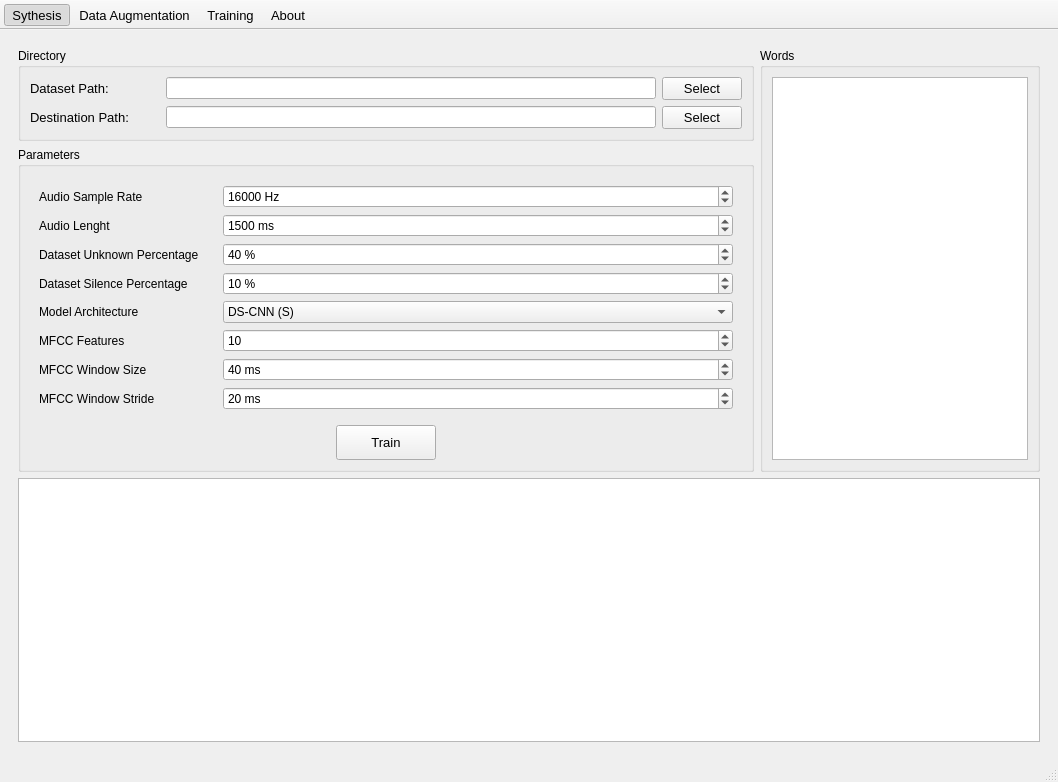
Old version of the form ui/qtDesigner/mainWindow.ui in the repository DennisSentler/kwsCoach.
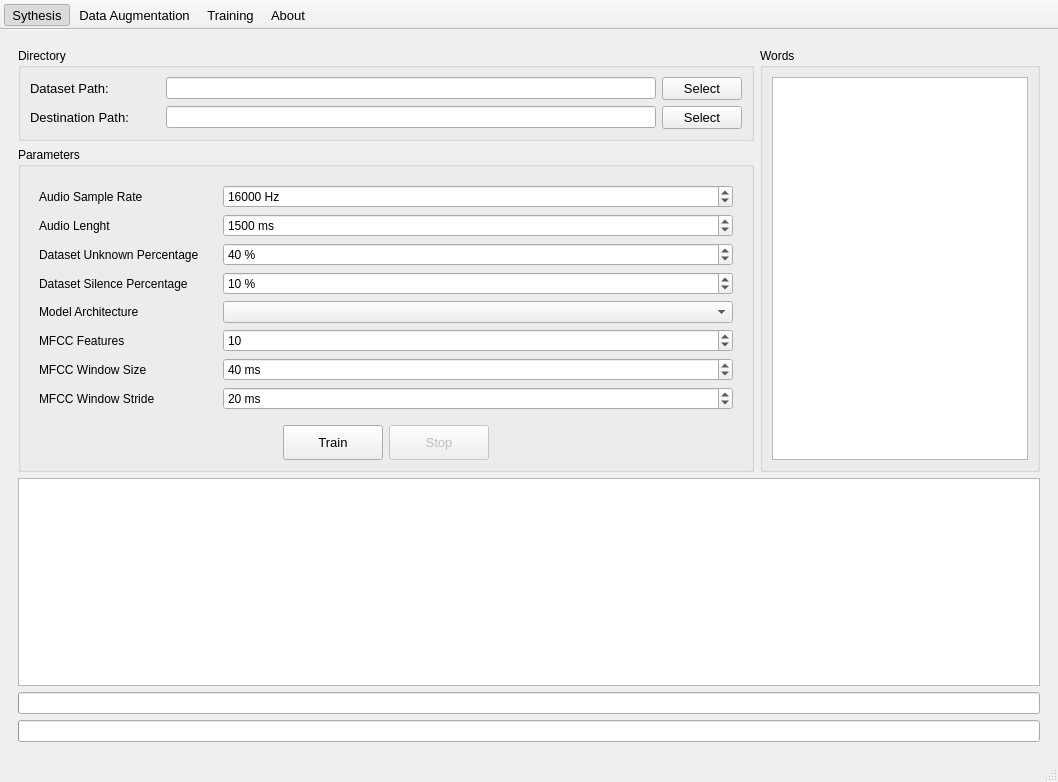
New version of the form. Icons and pictures are not drawn.

Patch:
```diff
--- a/ui/qtDesigner/mainWindow.ui
+++ b/ui/qtDesigner/mainWindow.ui
@@ -1642,8 +1642,8 @@
           <property name="checkable">
            <bool>false</bool>
           </property>
-          <layout class="QGridLayout" name="gridLayout_15">
-           <item row="0" column="0">
+          <layout class="QVBoxLayout" name="verticalLayout_12">
+           <item>
             <layout class="QFormLayout" name="formLayout_2">
              <item row="0" column="0">
               <widget class="QFrame" name="frame_5">
@@ -1848,21 +1848,6 @@
                     <height>0</height>
                    </size>
                   </property>
-                  <item>
-                   <property name="text">
-                    <string>DS-CNN (S)</string>
-                   </property>
-                  </item>
-                  <item>
-                   <property name="text">
-                    <string>DS-CNN (M)</string>
-                   </property>
-                  </item>
-                  <item>
-                   <property name="text">
-                    <string>DS-CNN (L)</string>
-                   </property>
-                  </item>
                  </widget>
                 </item>
                 <item>
@@ -1927,8 +1912,8 @@
              </item>
             </layout>
            </item>
-           <item row="1" column="0">
-            <layout class="QHBoxLayout" name="horizontalLayout_15">
+           <item>
+            <layout class="QHBoxLayout" name="horizontalLayout_4">
              <item>
               <spacer name="horizontalSpacer_6">
                <property name="orientation">
@@ -1973,6 +1958,37 @@
                </property>
               </widget>
              </item>
+             <item>
+              <widget class="QPushButton" name="stop_training_button">
+               <property name="enabled">
+                <bool>false</bool>
+               </property>
+               <property name="minimumSize">
+                <size>
+                 <width>100</width>
+                 <height>35</height>
+                </size>
+               </property>
+               <property name="font">
+                <font>
+                 <pointsize>10</pointsize>
+                </font>
+               </property>
+               <property name="text">
+                <string>Stop</string>
+               </property>
+               <property name="icon">
+                <iconset resource="resources/ui.resources.qrc">
+                 <normaloff>:/icons8/icons8/cancel_30px_white.png</normaloff>:/icons8/icons8/cancel_30px_white.png</iconset>
+               </property>
+               <property name="iconSize">
+                <size>
+                 <width>20</width>
+                 <height>20</height>
+                </size>
+               </property>
+              </widget>
+             </item>
              <item>
               <spacer name="horizontalSpacer_7">
                <property name="orientation">
@@ -1994,13 +2010,33 @@
           </layout>
          </widget>
         </item>
-        <item row="2" column="0" colspan="2">
+        <item row="4" column="0" colspan="2">
          <widget class="QPlainTextEdit" name="training_log_textedit">
           <property name="readOnly">
            <bool>true</bool>
           </property>
          </widget>
         </item>
+        <item row="5" column="0" colspan="2">
+         <widget class="QProgressBar" name="progressBar_steps">
+          <property name="value">
+           <number>0</number>
+          </property>
+          <property name="format">
+           <string/>
+          </property>
+         </widget>
+        </item>
+        <item row="6" column="0" colspan="2">
+         <widget class="QProgressBar" name="progressBar_epochs">
+          <property name="value">
+           <number>0</number>
+          </property>
+          <property name="format">
+           <string/>
+          </property>
+         </widget>
+        </item>
        </layout>
       </widget>
       <widget class="QWidget" name="about_page"/>
```
Left out of the diff: 97 changed lines with no effect on the pictures.
